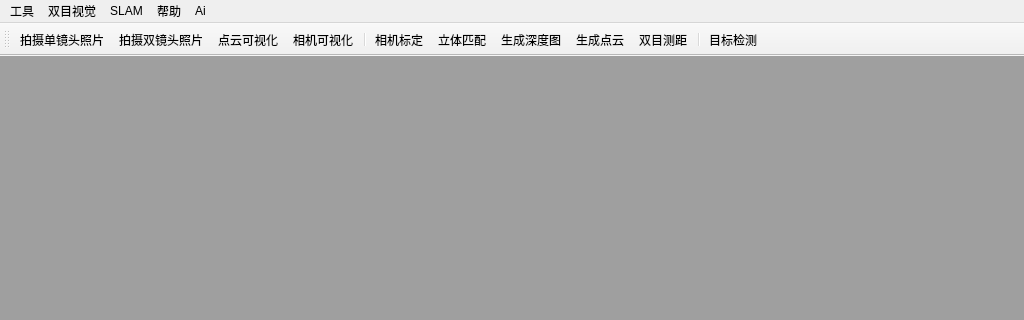
jiafeng5513/Evision, file src/Evision/Evision.ui: the form before one commit; both pictures show x 0 to 1024 and y 0 to 320 of the 1024 by 710 pixel window.
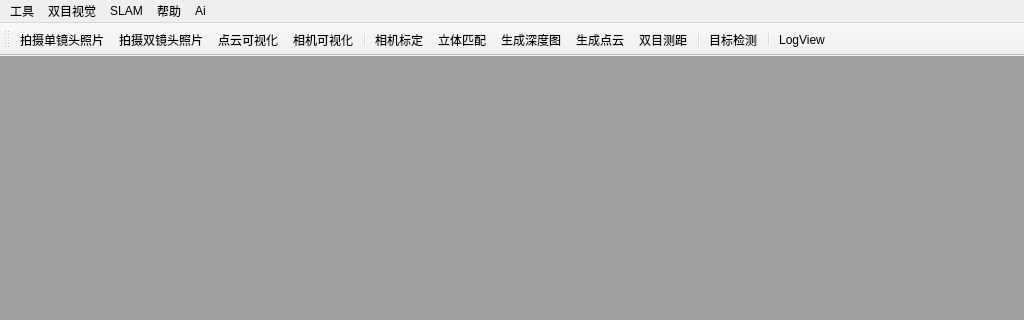
The form after the commit. Icons and pictures are not drawn.

What changed in the file:
```diff
--- a/src/Evision/Evision.ui
+++ b/src/Evision/Evision.ui
@@ -138,6 +138,8 @@
    <addaction name="action_Measure_View"/>
    <addaction name="separator"/>
    <addaction name="action_ObjectDetection"/>
+   <addaction name="separator"/>
+   <addaction name="action_LogView"/>
   </widget>
   <widget class="QStatusBar" name="statusBar"/>
   <action name="action_StereoCamera">
@@ -260,6 +262,18 @@
     <string>新立体匹配</string>
    </property>
   </action>
+  <action name="action_LogView">
+   <property name="icon">
+    <iconset resource="Evision.qrc">
+     <normaloff>:/Evision/resource/log_128px_1160546_easyicon.net.ico</normaloff>:/Evision/resource/log_128px_1160546_easyicon.net.ico</iconset>
+   </property>
+   <property name="text">
+    <string>LogView</string>
+   </property>
+   <property name="toolTip">
+    <string>切换LogView的显示状态</string>
+   </property>
+  </action>
  </widget>
  <layoutdefault spacing="6" margin="11"/>
  <resources>
```
Left out of the diff: 18 changed lines with no effect on the pictures.
